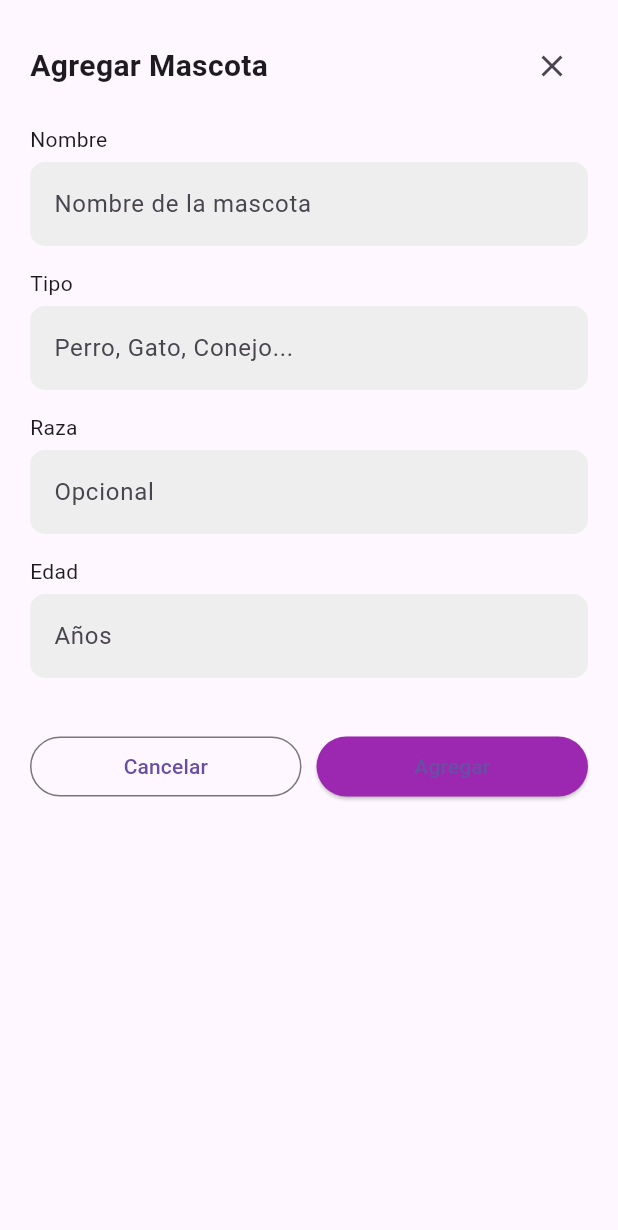
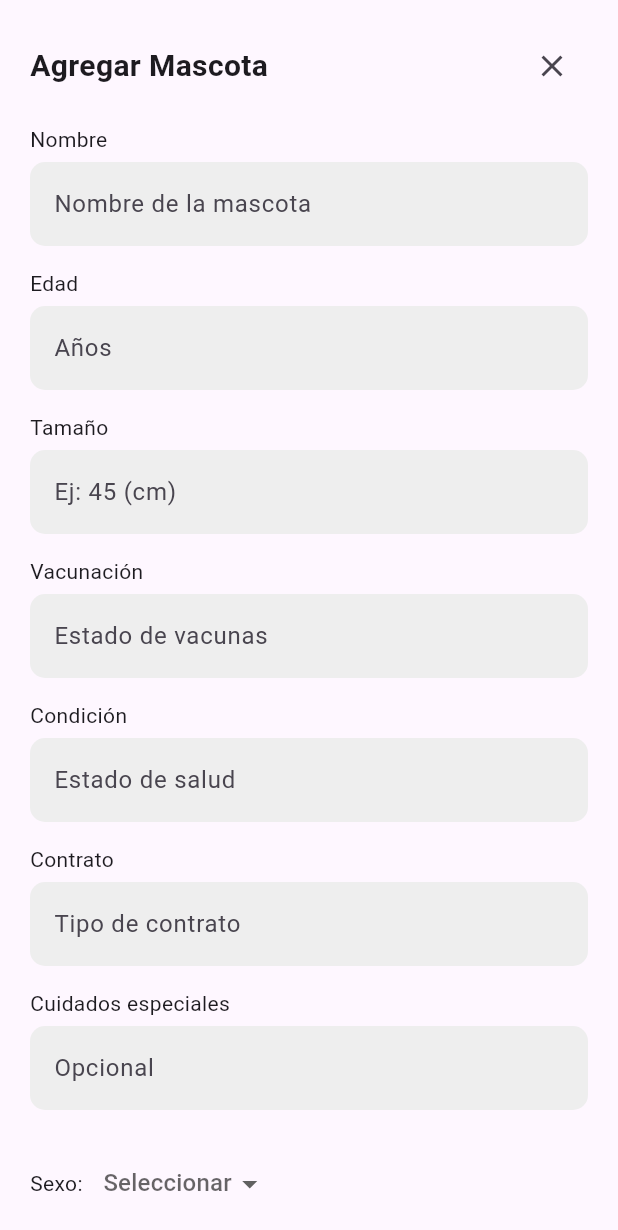
Before and after one commit to JG2704/projectadmin, a Flutter app: the AddPetForm widget shown alone on an empty page, opened directly, on a phone screen of 412 x 824 dp. Shown: the top 1230 px of the screen. Run offline on Flutter 3.47's test engine with Material 3 defaults, Android fonts, the phone set to English and light mode, and no system bars; our stand-ins replace dio, shared_preferences, sqflite; accounts and stored records are empty; network calls fail.

Commit message:
Update add_pet_form.dart

```diff
--- a/hotelmascotas/frontend/lib/features/auth/pets/add_pet_form.dart
+++ b/hotelmascotas/frontend/lib/features/auth/pets/add_pet_form.dart
@@ -1,7 +1,6 @@
 import 'package:flutter/material.dart';
 import 'package:dio/dio.dart';
 import '../../../models/pet_model.dart';
-import '../../../services/auth_service.dart';
 
 class AddPetForm extends StatefulWidget {
   const AddPetForm({super.key});
@@ -12,19 +11,22 @@ class AddPetForm extends StatefulWidget {
 
 class _AddPetFormState extends State<AddPetForm> {
   final TextEditingController nameController = TextEditingController();
-  final TextEditingController typeController = TextEditingController();
-  final TextEditingController breedController = TextEditingController();
   final TextEditingController ageController = TextEditingController();
+  final TextEditingController sizeController = TextEditingController();
+  final TextEditingController vacunacionController = TextEditingController();
+  final TextEditingController condicionController = TextEditingController();
+  final TextEditingController contratoController = TextEditingController();
+  final TextEditingController cuidadosController = TextEditingController();
 
-  // Controla el estado de carga al enviar los datos
+  int? sexo; // 0 = macho, 1 = hembra
+
   bool _isLoading = false;
 
-  // Función asíncrona para enviar datos al servidor
   Future<void> _savePetToBackend() async {
-    // 1. Validación básica
-    if (nameController.text.isEmpty || typeController.text.isEmpty) {
+    // VALIDACIÓN
+    if (nameController.text.isEmpty) {
       ScaffoldMessenger.of(context).showSnackBar(
-        const SnackBar(content: Text("Por favor completa al menos Nombre y Tipo")),
+        const SnackBar(content: Text("El nombre es obligatorio")),
       );
       return;
     }
@@ -34,43 +36,52 @@ class _AddPetFormState extends State<AddPetForm> {
     });
 
     try {
-      final dio = await AuthService.getDioWithAuth();
+      final dio = Dio();
 
-      // 2. Hacemos el POST a Python
       final response = await dio.post(
-        '/pets',
+        'http://10.0.2.2:8000/pets',
         data: {
           "nombre": nameController.text.trim(),
-          "especie": typeController.text.trim(),
-          "raza": breedController.text.trim(),
           "edad": int.tryParse(ageController.text.trim()) ?? 0,
-          "sexo": "No especificado",
-          "peso": "No especificado",
-          "vacunas": "No especificado",
-          "notas": ""
+          "sexo": sexo,
+          "tamaño": double.tryParse(sizeController.text.trim()),
+          "vacunacion": vacunacionController.text.trim().isEmpty
+              ? "No especificado"
+              : vacunacionController.text.trim(),
+          "condicion": condicionController.text.trim().isEmpty
+              ? "Desconocida"
+              : condicionController.text.trim(),
+          "contrato": contratoController.text.trim().isEmpty
+              ? "No definido"
+              : contratoController.text.trim(),
+          "cuidados_especiales": cuidadosController.text.trim().isEmpty
+              ? "Ninguno"
+              : cuidadosController.text.trim(),
+          "id_tipo_mascota": 1, // ⚠️ temporal (puedes hacerlo dinámico luego)
+          "id_veterinario": null
         },
       );
 
-      // 3. Si el servidor lo guardó correctamente
       if (response.statusCode == 200) {
-        // Python nos devuelve la mascota recién creada con su ID real.
-        // Lo usamos para crear el objeto local que pets_page.dart espera
         final savedPet = Pet(
           name: response.data['nombre'],
-          type: response.data['especie'],
-          breed: response.data['raza'],
+          type: "N/A",
+          breed: "N/A",
           age: response.data['edad'].toString(),
         );
 
         if (!mounted) return;
-        // Cerramos el modal y regresamos el objeto a la página principal
         Navigator.pop(context, savedPet);
       }
     } on DioException catch (e) {
-      debugPrint("Error al crear mascota: ${e.message}");
+      debugPrint("Error: ${e.message}");
       if (!mounted) return;
+
       ScaffoldMessenger.of(context).showSnackBar(
-        const SnackBar(content: Text("Error de conexión con el servidor", style: TextStyle(color: Colors.white)), backgroundColor: Colors.red),
+        const SnackBar(
+          content: Text("Error al conectar con el servidor"),
+          backgroundColor: Colors.red,
+        ),
       );
     } finally {
       if (mounted) {
@@ -87,7 +98,6 @@ class _AddPetFormState extends State<AddPetForm> {
       padding: const EdgeInsets.all(20),
       child: SingleChildScrollView(
         child: Column(
-          mainAxisSize: MainAxisSize.min,
           children: [
             // HEADER
             Row(
@@ -108,10 +118,35 @@ class _AddPetFormState extends State<AddPetForm> {
 
             // INPUTS
             _input("Nombre", "Nombre de la mascota", nameController, TextInputType.text),
-            _input("Tipo", "Perro, Gato, Conejo...", typeController, TextInputType.text),
-            _input("Raza", "Opcional", breedController, TextInputType.text),
-            // Le forzamos el teclado numérico a la edad
             _input("Edad", "Años", ageController, TextInputType.number),
+            _input("Tamaño", "Ej: 45 (cm)", sizeController, TextInputType.number),
+            _input("Vacunación", "Estado de vacunas", vacunacionController, TextInputType.text),
+            _input("Condición", "Estado de salud", condicionController, TextInputType.text),
+            _input("Contrato", "Tipo de contrato", contratoController, TextInputType.text),
+            _input("Cuidados especiales", "Opcional", cuidadosController, TextInputType.text),
+
+            const SizedBox(height: 10),
+
+            // SEXO
+            Row(
+              children: [
+                const Text("Sexo: "),
+                const SizedBox(width: 10),
+                DropdownButton<int>(
+                  value: sexo,
+                  hint: const Text("Seleccionar"),
+                  items: const [
+                    DropdownMenuItem(value: 0, child: Text("Macho")),
+                    DropdownMenuItem(value: 1, child: Text("Hembra")),
+                  ],
+                  onChanged: (value) {
+                    setState(() {
+                      sexo = value;
+                    });
+                  },
+                )
+              ],
+            ),
 
             const SizedBox(height: 20),
 
@@ -130,12 +165,13 @@ class _AddPetFormState extends State<AddPetForm> {
                     style: ElevatedButton.styleFrom(
                       backgroundColor: Colors.purple,
                     ),
-                    // Si está cargando anulamos el botón para evitar doble envío
                     onPressed: _isLoading ? null : _savePetToBackend,
                     child: _isLoading
                         ? const SizedBox(
-                            width: 20, height: 20,
-                            child: CircularProgressIndicator(color: Colors.white, strokeWidth: 2)
+                            width: 20,
+                            height: 20,
+                            child: CircularProgressIndicator(
+                                color: Colors.white, strokeWidth: 2),
                           )
                         : const Text("Agregar"),
                   ),
@@ -147,6 +183,7 @@ class _AddPetFormState extends State<AddPetForm> {
       ),
     );
   }
+
   Widget _input(String label, String hint, TextEditingController controller, TextInputType keyboardType) {
     return Padding(
       padding: const EdgeInsets.only(bottom: 15),
```
